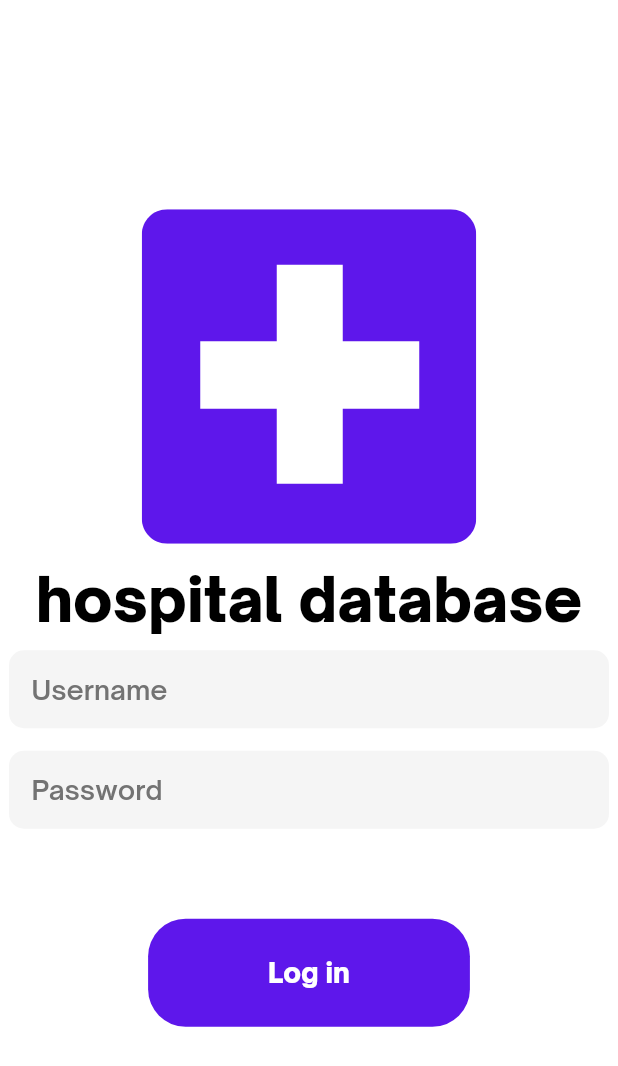
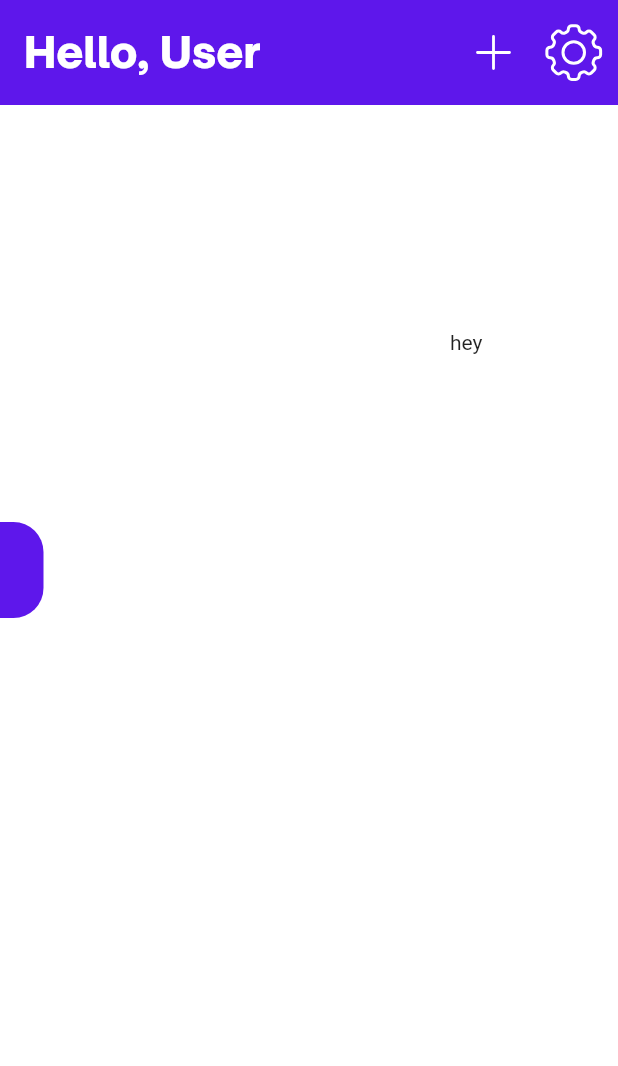
Before and after one commit to conraduouou/hospital-database-app, a Flutter app: the LoginScreen screen opened by its route, after a tap on "Log in", on a phone screen of 412 x 824 dp. Shown: the top 1066 px of the screen. Run offline on Flutter 3.47's test engine with Material 2 defaults, Android fonts, the phone set to English and light mode, and no system bars; our stand-ins replace flutter_svg; missing offline and left inert: window_size.

Commit message:
+1: finish home screen and animated menu overlay

```diff
--- /dev/null
+++ b/lib/components/animated_menu.dart
@@ -0,0 +1,69 @@
+import 'package:flutter/material.dart';
+import 'package:hospital_database_app/constants.dart';
+
+class AnimatedMenu extends StatefulWidget {
+  const AnimatedMenu({
+    Key? key,
+  }) : super(key: key);
+
+  @override
+  State<AnimatedMenu> createState() => _AnimatedMenuState();
+}
+
+class _AnimatedMenuState extends State<AnimatedMenu> {
+  // sizes
+  static const bigRectangleHeight = 320.0;
+  static const bigRectangleWidth = 280.0;
+  static const smallRectangleHeight = 64.0;
+  static const smallRectangleWidth = 58.0;
+
+  // positions
+  static const left = -bigRectangleWidth;
+  static const top = 150.0;
+
+  bool _isOpened = false;
+
+  @override
+  Widget build(BuildContext context) {
+    return AnimatedPositioned(
+      duration: const Duration(milliseconds: 200),
+      curve: Curves.easeOutQuart,
+      left: _isOpened ? -50 : left,
+      top: top,
+      height: bigRectangleHeight,
+      width: bigRectangleWidth + smallRectangleWidth / 2,
+      child: Stack(
+        clipBehavior: Clip.none,
+        children: [
+          Container(
+            height: bigRectangleHeight,
+            width: bigRectangleWidth,
+            decoration: BoxDecoration(
+              color: kPurpleColor,
+              borderRadius: BorderRadius.circular(30),
+            ),
+          ),
+          Positioned(
+            left: bigRectangleWidth - (smallRectangleWidth / 2),
+            top: (bigRectangleHeight / 2) - (smallRectangleHeight / 2),
+            child: GestureDetector(
+              onTap: () {
+                setState(() {
+                  _isOpened = !_isOpened;
+                });
+              },
+              child: Container(
+                height: smallRectangleHeight,
+                width: smallRectangleWidth,
+                decoration: BoxDecoration(
+                  color: kPurpleColor,
+                  borderRadius: BorderRadius.circular(20),
+                ),
+              ),
+            ),
+          ),
+        ],
+      ),
+    );
+  }
+}
--- /dev/null
+++ b/lib/components/custom_appbar.dart
@@ -0,0 +1,49 @@
+import 'package:flutter/material.dart';
+import 'package:flutter_svg/svg.dart';
+import 'package:hospital_database_app/constants.dart';
+
+class CustomAppBar extends StatelessWidget implements PreferredSizeWidget {
+  const CustomAppBar({
+    Key? key,
+  }) : super(key: key);
+
+  @override
+  // change height of app bar by adjusting the value
+  // in the Size.fromHeight constructor
+  Size get preferredSize => const Size.fromHeight(70);
+
+  @override
+  Widget build(BuildContext context) {
+    return AppBar(
+      toolbarHeight: 70,
+      backgroundColor: kPurpleColor,
+      centerTitle: false,
+      title: Text(
+        'Hello, User',
+        style: kBlackStyle.copyWith(
+          color: Colors.white,
+          fontSize: kLargeSize,
+        ),
+      ),
+      actions: [
+        IconButton(
+          onPressed: () {},
+          iconSize: 30,
+          icon: SvgPicture.asset(
+            'assets/add.svg',
+            color: Colors.white,
+          ),
+        ),
+        IconButton(
+          onPressed: () {},
+          iconSize: 43,
+          icon: SvgPicture.asset(
+            'assets/gear.svg',
+            color: Colors.white,
+          ),
+        )
+      ],
+      elevation: 0,
+    );
+  }
+}
--- a/lib/routes.dart
+++ b/lib/routes.dart
@@ -1,20 +1,15 @@
 import 'package:flutter/material.dart';
+import 'package:hospital_database_app/views/home_screen.dart';
 import 'package:hospital_database_app/views/login_screen.dart';
 
 class RoutesHandler {
   final Map<String, WidgetBuilder> routes = {
     LoginScreen.id: (context) => const LoginScreen(),
+    HomeScreen.id: (context) => const HomeScreen(),
   };
 
   Route<dynamic>? onGenerateRoute(RouteSettings settings) {
     switch (settings.name) {
-      case LoginScreen.id:
-        return MaterialPageRoute(
-          builder: (context) {
-            return const LoginScreen();
-          },
-        );
-      default:
     }
 
     return null;
--- /dev/null
+++ b/lib/views/home_screen.dart
@@ -0,0 +1,28 @@
+import 'package:flutter/material.dart';
+import 'package:hospital_database_app/components/animated_menu.dart';
+import 'package:hospital_database_app/components/custom_appbar.dart';
+
+class HomeScreen extends StatelessWidget {
+  const HomeScreen({Key? key}) : super(key: key);
+
+  static const id = '/admissions';
+
+  @override
+  Widget build(BuildContext context) {
+    return Scaffold(
+      backgroundColor: Colors.white,
+      appBar: const CustomAppBar(),
+      body: Stack(
+        clipBehavior: Clip.none,
+        children: const [
+          AnimatedMenu(),
+          Positioned(
+            left: 300,
+            top: 150,
+            child: Text('hey'),
+          ),
+        ],
+      ),
+    );
+  }
+}
--- a/lib/views/login_screen.dart
+++ b/lib/views/login_screen.dart
@@ -3,11 +3,19 @@ import 'package:flutter_svg/svg.dart';
 import 'package:hospital_database_app/components/custom_button.dart';
 import 'package:hospital_database_app/components/custom_field.dart';
 import 'package:hospital_database_app/constants.dart';
+import 'package:hospital_database_app/views/home_screen.dart';
 
 class LoginScreen extends StatelessWidget {
   const LoginScreen({Key? key}) : super(key: key);
 
   static const id = '/login';
+
+  void onPressed(BuildContext context) {
+    Navigator.of(context).pushNamedAndRemoveUntil(
+      HomeScreen.id,
+      (route) => false,
+    );
+  }
 
   @override
   Widget build(BuildContext context) {
@@ -34,7 +42,12 @@ class LoginScreen extends StatelessWidget {
               hintText: 'Password',
             ),
             const SizedBox(height: 60),
-            const CustomButton(text: 'Log in'),
+            CustomButton(
+              text: 'Log in',
+              onPressed: () {
+                onPressed(context);
+              },
+            ),
           ],
         ),
       ),
```
Also changed, not shown: assets/add.svg (added), assets/gear.svg (added).
